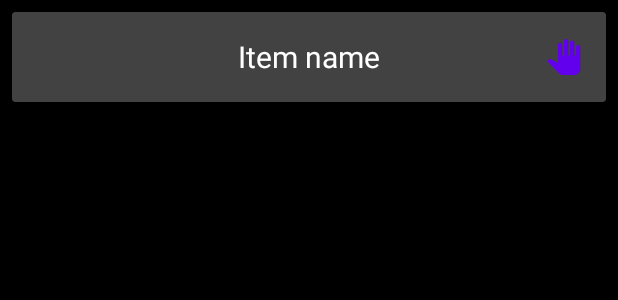
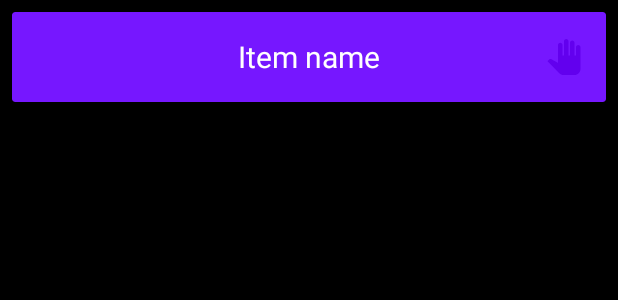
Before and after one commit to GillouH/TestStock, an Android app: the layout item_adapter.xml on its own in the app's theme, with its tools: preview values and no code run, on a phone screen of 412 x 824 dp. Shown: the top 300 px of the screen. Run offline under Robolectric (Android 15) with nearby library versions, the phone set to English and light mode, and no system bars.

Commit message:
Personnalisation d'apparence

```diff
--- a/app/src/main/res/layout/item_adapter.xml
+++ b/app/src/main/res/layout/item_adapter.xml
@@ -4,7 +4,8 @@
     android:id="@+id/itemAdapter_cardView"
     android:layout_width="match_parent"
     android:layout_height="60dp"
-    android:layout_margin="8dp">
+    android:layout_margin="8dp"
+    app:cardBackgroundColor="@color/colorSecondary">
 
     <RelativeLayout
         android:layout_width="match_parent"
--- a/app/src/main/res/values/colors.xml
+++ b/app/src/main/res/values/colors.xml
@@ -2,5 +2,6 @@
 <resources>
 
     <color name="colorPrimary">#FF6200EE</color>
+    <color name="colorSecondary">#FF7617FF</color>
 
 </resources>
```
Also changed, not shown: 1 other file.
